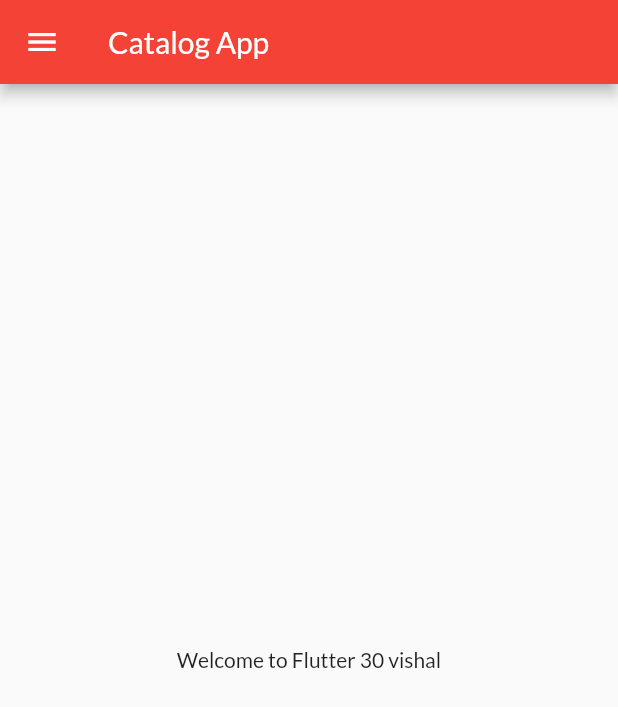
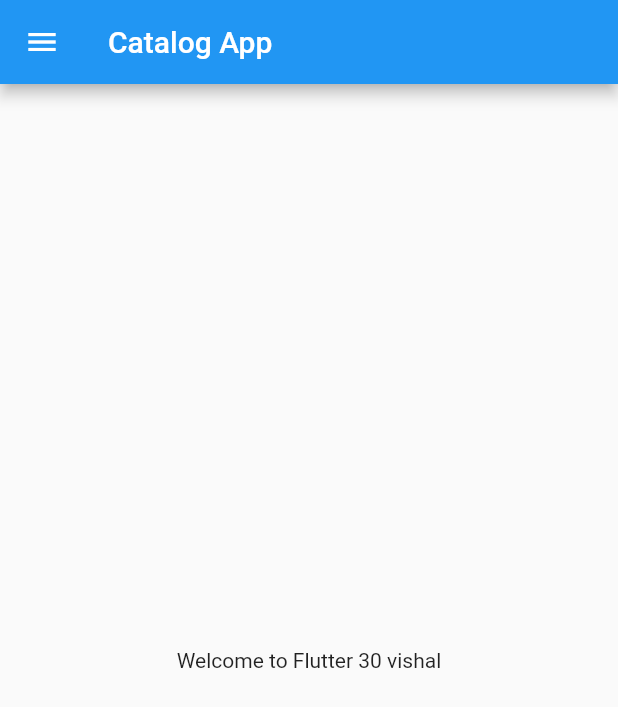
Before and after one commit to Githubsaveme/flutterlearn, a Flutter app: the screen it shows after launch, on a phone screen of 412 x 824 dp. Shown: the top 707 px of the screen. Run offline on Flutter 3.47's test engine with Material 2 defaults, Android fonts, the phone set to English and light mode, and no system bars; our stand-ins replace google_fonts; missing offline and left inert: dart:html, dart:js.

Commit message:
make (themes.dart file)

```diff
--- a/lib/main.dart
+++ b/lib/main.dart
@@ -16,13 +16,8 @@ class Catalog extends StatelessWidget {
   Widget build(BuildContext context) {
     return MaterialApp(
       themeMode: ThemeMode.light,
-      theme: ThemeData(
-        primarySwatch: Colors.red,
-        fontFamily: GoogleFonts.lato().fontFamily,
-        ),
 
      // debugShowCheckedModeBanner: false,
-
         darkTheme: ThemeData(
         brightness: Brightness.dark,
       ),
```
Also changed, not shown: lib/widgets/theme.dart (added, +16 -0 lines).
